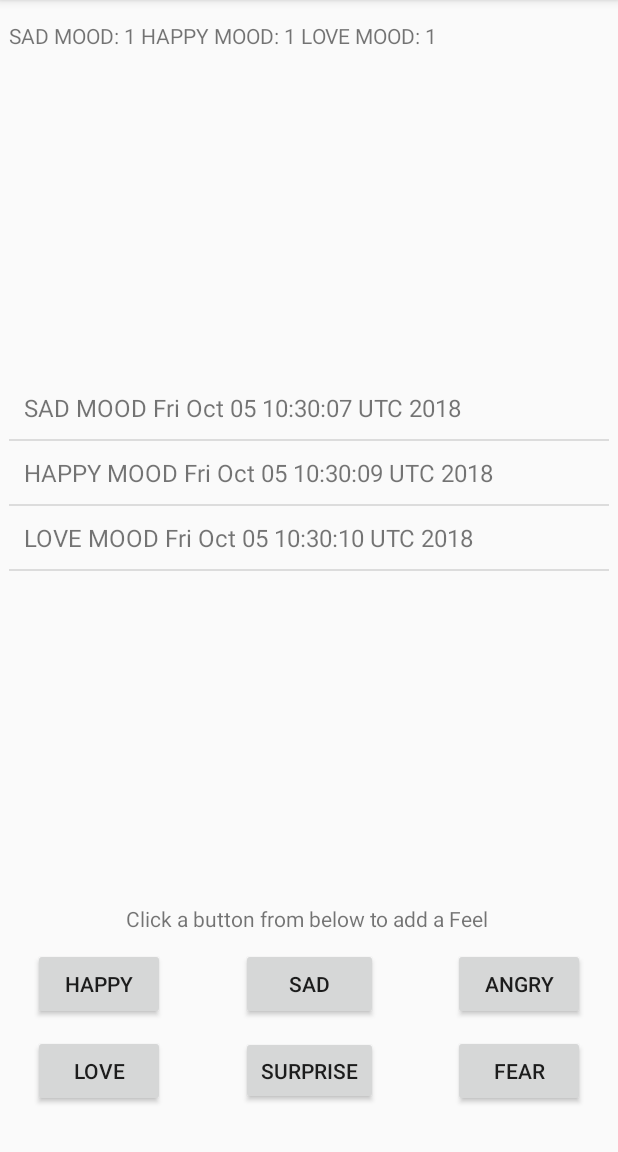
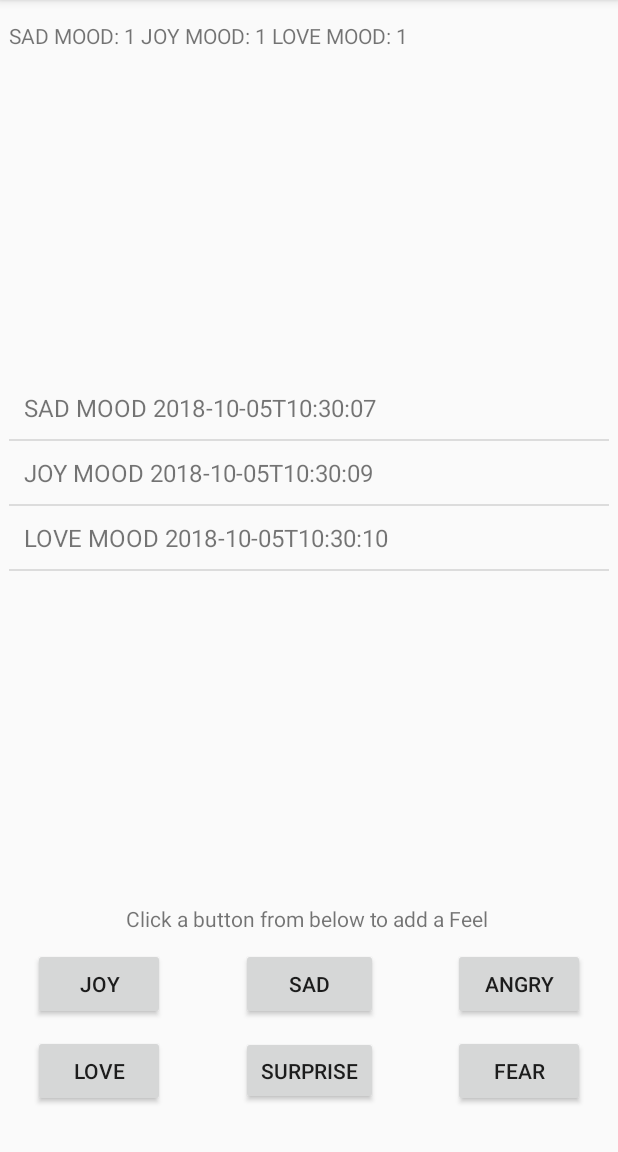
Before and after one commit to gneagu/neagu-FeelsBook, an Android app: the screen it shows after launch (MainActivity), after a tap on "LOVE", on a phone screen of 412 x 824 dp, the part 84-1236 px from its top. Run offline under Robolectric (Android 15) with nearby library versions, the phone set to English and light mode, and no system bars; 2 other taps on this screen came first.

Commit message:
Adding attribution

```diff
--- a/app/src/main/java/cs/ualberta/ca/neagu_feelsbook/CurrentMood.java
+++ b/app/src/main/java/cs/ualberta/ca/neagu_feelsbook/CurrentMood.java
@@ -8,6 +8,8 @@ package cs.ualberta.ca.neagu_feelsbook;
 
 import android.support.annotation.NonNull;
 
+import java.text.DateFormat;
+import java.text.SimpleDateFormat;
 import java.util.ArrayList;
 import java.util.Date;
 
@@ -28,7 +30,7 @@ public class CurrentMood implements MoodInterface,Comparable<CurrentMood>  {
     CurrentMood(String mood){
         this.mood = mood;
         this.moodDate = new Date();
-        this.message = "Default Message";
+        this.message = "";
     }
 
     /**
@@ -94,23 +96,47 @@ public class CurrentMood implements MoodInterface,Comparable<CurrentMood>  {
         if (message.length() <= MAX_CHAR) {
             this.message = message;
         } else {
-            this.message = "Default Message";
+            this.message = "";
         }
     }
 
-    // Need to override toString class because otherwise this defaults to
-    // the items toString class which just return the id of the element as a string
+    /**
+     * Need to override toString class because otherwise this defaults to
+     * the items toString class which just return the id of the element as a string.
+     * This function returns a string up to 50 characters long that includes the emotion type,
+     * the date, and part of the message.
+     *
+     * @attribution: Mincong Huang
+     * @return: String
+     */
     @Override
     public String toString(){
         String returnString = new String();
 
         returnString = this.getMood();
-        returnString += " " + this.getMoodDate();
+
+        // Code from Mincong Huang
+        SimpleDateFormat sdf;
+        sdf = new SimpleDateFormat("yyyy-MM-dd'T'HH:mm:ss");
+        String text = sdf.format(this.getMoodDate());
+
+        returnString += " " + text + " " + this.getMessage();
+
+        // This makes sure that no more than 50 characters are shown.
+        if (returnString.length() > 50) {
+            returnString = returnString.substring(0, 49);
+        }
 
         return returnString;
     }
 
-//    @Override
+    /**
+     * This function allows for the comparison of date objects.
+     *
+     * @attribution Phrogz
+     * @param o
+     * @return
+     */
     public int compareTo(@NonNull CurrentMood o) {
         return getMoodDate().compareTo(o.getMoodDate());
     }
--- a/app/src/main/res/layout/activity_main.xml
+++ b/app/src/main/res/layout/activity_main.xml
@@ -47,7 +47,7 @@
                 android:layout_width="wrap_content"
                 android:layout_height="wrap_content"
                 android:layout_marginStart="16dp"
-                android:text="HAPPY"
+                android:text="JOY"
                 app:layout_constraintBaseline_toBaselineOf="@+id/sadButton"
                 app:layout_constraintStart_toStartOf="parent" />
 
```
Also changed, not shown: app/src/main/java/cs/ualberta/ca/neagu_feelsbook/JoyMood.java (renamed from app/src/main/java/cs/ualberta/ca/neagu_feelsbook/HappyMood.java, +4 -4 lines), app/src/main/java/cs/ualberta/ca/neagu_feelsbook/MainActivity.java (+22 -7 lines).
